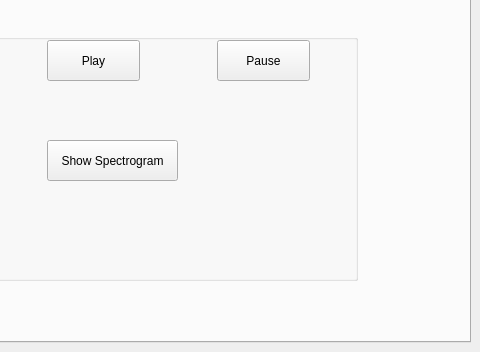
Qt form Task 3 - Music Emphasizer/qtFiles/main.ui (jemmyyy/dsptasks) before a commit; both pictures show x 574 to 1054 and y 435 to 787 of the 1054 by 787 pixel window.
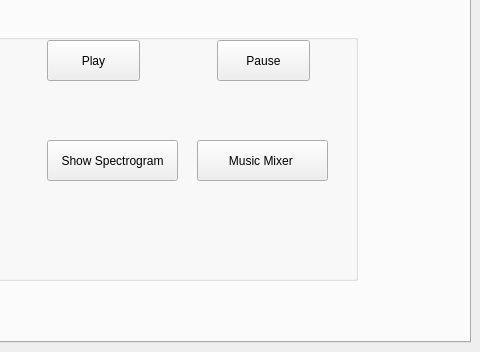
The same form after that commit. Icons and pictures are not drawn.

What changed in the file:
```diff
--- a/Task 3 - Music Emphasizer/qtFiles/main.ui
+++ b/Task 3 - Music Emphasizer/qtFiles/main.ui
@@ -2274,6 +2274,19 @@
           <bool>true</bool>
          </property>
         </widget>
+        <widget class="QPushButton" name="musicmixerpushButton">
+         <property name="geometry">
+          <rect>
+           <x>750</x>
+           <y>120</y>
+           <width>131</width>
+           <height>41</height>
+          </rect>
+         </property>
+         <property name="text">
+          <string>Music Mixer </string>
+         </property>
+        </widget>
        </widget>
        <widget class="QWidget" name="gridLayoutWidget">
         <property name="geometry">
```
Left out of the diff: 2 changed lines with no effect on the pictures.
